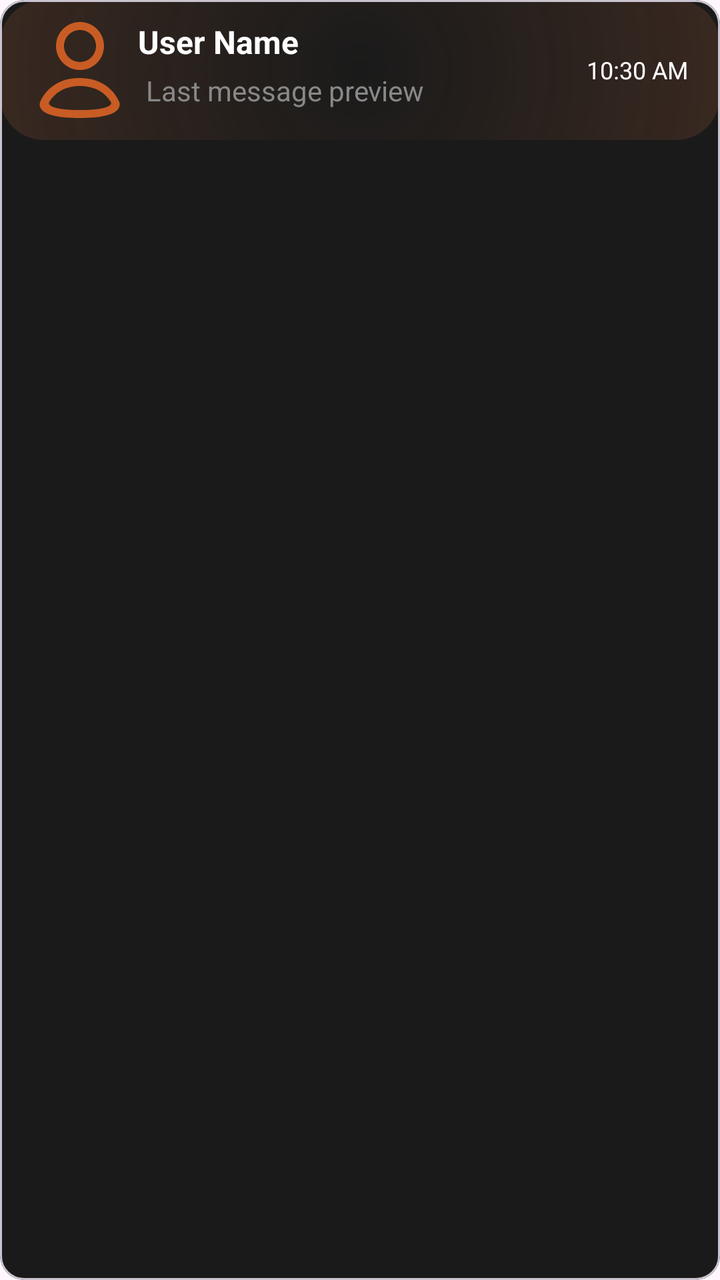
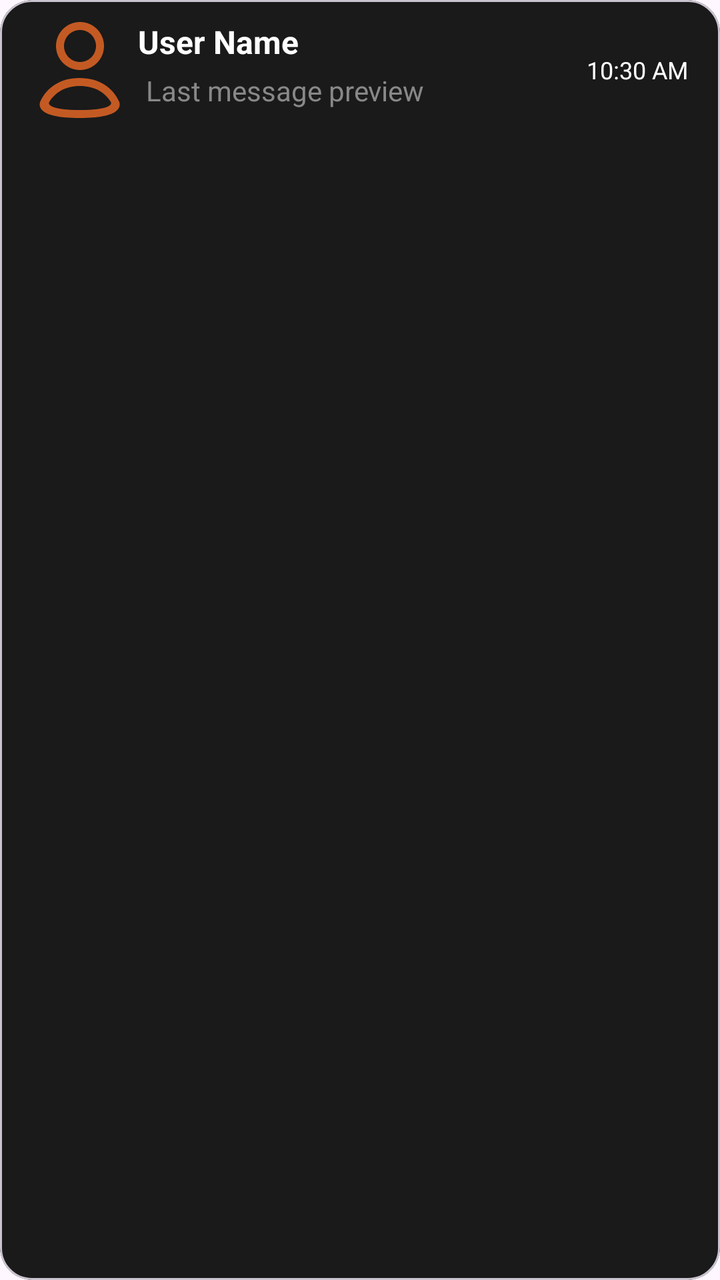

Before-and-after screenshots of an Android layout around one commit, followed by the original layout XML and the change that was made.
<!-- AndroidManifest.xml: application theme Theme.Bitbloom -->
<!-- res/layout/item_user_chat_preview.xml -->
<?xml version="1.0" encoding="utf-8"?>
<com.google.android.material.card.MaterialCardView xmlns:android="http://schemas.android.com/apk/res/android"
    android:layout_width="match_parent"
    android:layout_height="wrap_content"
    xmlns:app="http://schemas.android.com/apk/res-auto"
    android:layout_marginTop="16dp"
    android:backgroundTint="@color/main_card_color"
    android:clickable="true"
    android:focusable="true"
    android:background="@drawable/transparent"
    android:orientation="vertical">

    <LinearLayout
        android:layout_width="match_parent"
        android:layout_height="wrap_content"
        android:orientation="horizontal"
        android:paddingHorizontal="16dp"
        android:background="@drawable/bg_auth_card"
       >
        
        <ImageView
            android:id="@+id/profile_image"
            android:layout_width="48dp"
            android:layout_height="48dp"
            android:layout_gravity="center_vertical"
            android:layout_marginEnd="5dp"
            android:clipToOutline="true"
            android:contentDescription="@string/item_user_chat_preview_profile_image"
            android:scaleType="centerCrop"
            android:shape="oval"
            android:src="@drawable/ic_profile_drawer"
            app:tint="@color/orange"/>

        
        <LinearLayout
            android:layout_width="0dp"
            android:layout_height="60dp"
            android:layout_weight="1"
            android:orientation="vertical"
            android:layout_marginTop="@dimen/dp_10"
            >

            <TextView
                android:id="@+id/user_name"
                android:layout_width="wrap_content"
                android:layout_height="wrap_content"
                android:text="@string/item_user_chat_preview_user_name"
                android:textColor="@color/white"
                android:textSize="16sp"
                android:textStyle="bold" />

            <TextView
                android:id="@+id/last_message"
                android:layout_width="wrap_content"
                android:layout_height="30dp"
                android:ellipsize="end"
                android:maxLines="1"
                android:text="@string/item_user_chat_preview_last_message_preview"
                android:textColor="#888888"
                android:padding="4dp"
                android:layout_marginBottom="@dimen/dp_10"
                android:textSize="14sp" />
        </LinearLayout>

        
        <TextView
            android:id="@+id/timestamp"
            android:layout_width="wrap_content"
            android:layout_height="wrap_content"
            android:layout_gravity="center_vertical"
            android:text="@string/item_user_chat_preview_n_10_30_am"
            android:textColor="@color/white"
            android:textSize="12sp" />
    </LinearLayout>

    <View
        android:layout_width="match_parent"
        android:layout_height="1dp"
        android:layout_marginHorizontal="24dp"
        android:layout_marginBottom="8dp"
        android:background="@color/black" />
</com.google.android.material.card.MaterialCardView>
<!-- resources referenced by this layout -->
<resources>
  <color name="black">#FF000000</color>
  <color name="main_card_color">#1A1A1A</color>
  <color name="orange">#EE6924</color>
  <color name="white">#FFFFFFFF</color>
  <dimen name="dp_10">10dp</dimen>
  <!-- drawable bg_auth_card (drawable) -->
  <?xml version="1.0" encoding="utf-8"?>
  <layer-list xmlns:android="http://schemas.android.com/apk/res/android">
      
      <item>
          <shape android:shape="rectangle">
              <corners android:radius="22dp" />
              <solid android:color="@android:color/transparent" />
          </shape>
      </item>
  
      
      
      <item>
          <shape android:shape="rectangle">
              <corners android:radius="22dp" />
              <gradient
                  android:centerColor="#33EF7D43"
                  android:centerX="0.5"
                  android:centerY="0.5"
                  android:endColor="#00EE6924"
                  android:gradientRadius="520dp"
                  android:startColor="#00EE6924"
                  android:type="radial" />
          </shape>
      </item>
  </layer-list>
  <string name="item_user_chat_preview_last_message_preview">Last message preview</string>
  <string name="item_user_chat_preview_n_10_30_am">10:30 AM</string>
  <string name="item_user_chat_preview_profile_image">Profile Image</string>
  <string name="item_user_chat_preview_user_name">User Name</string>
  <style name="Theme.Bitbloom" parent="Base.Theme.Bitbloom">
          
          <item name="editTextStyle">@style/Widget.MXG.EditText.WhiteCursor</item>
          <item name="android:editTextStyle">@style/Widget.MXG.EditText.WhiteCursor</item>
  
          
          <item name="android:textCursorDrawable">@drawable/cursor_white</item>
      </style>
  <color name="mxg_white_80">#CCFFFFFF</color>
  <style name="Base.Theme.Bitbloom" parent="Theme.Material3.DayNight.NoActionBar">
          <item name="android:statusBarColor">@color/mxg_black</item>
          <item name="colorPrimary">@color/mxg_white</item>
          <item name="android:navigationBarColor">@color/mxg_black</item>
          <item name="android:datePickerDialogTheme">@style/BitbloomDatePickerTheme</item>
      </style>
  <style name="Widget.MXG.EditText.WhiteCursor" parent="Widget.AppCompat.EditText">
          <item name="android:textCursorDrawable">@drawable/cursor_white</item>
      </style>
  <!-- drawable cursor_white (drawable) -->
  <?xml version="1.0" encoding="utf-8"?>
  <shape xmlns:android="http://schemas.android.com/apk/res/android">
      <size android:width="2dp"/>
      <solid android:color="@android:color/white"/>
      <corners android:radius="1dp"/>
  </shape>
  <color name="mxg_black">#000000</color>
  <color name="mxg_white">#FFFFFF</color>
  <style name="BitbloomDatePickerTheme" parent="ThemeOverlay.MaterialComponents.MaterialAlertDialog">
          <item name="colorAccent">@color/status_bar_color</item> 
          <item name="android:headerBackground">@color/light_status_bar_color
          </item> 
          <item name="android:colorControlHighlight">@color/status_bar_color
          </item> 
          <item name="android:colorControlActivated">@color/status_bar_color
          </item> 
          <item name="android:textColorPrimaryInverse">@color/white</item> 
          <item name="android:textColor">@color/status_bar_color</item> 
          <item name="android:textColorPrimary">?attr/colorOnBackground</item> 
      </style>
  <color name="status_bar_color">#EE6924</color>
  <color name="light_status_bar_color">#EE6924</color>
  <!-- unchanged entries left out for length: 2 -->
</resources>

<!-- the commit's change to res/layout/item_user_chat_preview.xml (unified diff, before → after) -->
@@ -7,6 +7,8 @@
     android:backgroundTint="@color/main_card_color"
     android:clickable="true"
     android:focusable="true"
+    app:cardCornerRadius="16dp"
+    android:layout_margin="20dp"
     android:background="@drawable/transparent"
     android:orientation="vertical">
 
@@ -15,7 +17,7 @@
         android:layout_height="wrap_content"
         android:orientation="horizontal"
         android:paddingHorizontal="16dp"
-        android:background="@drawable/bg_auth_card"
+
        >
         
         <ImageView
<!-- resource entries referenced after the edit -->
@@ -5,33 +5,6 @@
   <color name="orange">#EE6924</color>
   <color name="white">#FFFFFFFF</color>
   <dimen name="dp_10">10dp</dimen>
-  <!-- drawable bg_auth_card (drawable) -->
-  <?xml version="1.0" encoding="utf-8"?>
-  <layer-list xmlns:android="http://schemas.android.com/apk/res/android">
-      
-      <item>
-          <shape android:shape="rectangle">
-              <corners android:radius="22dp" />
-              <solid android:color="@android:color/transparent" />
-          </shape>
-      </item>
-  
-      
-      
-      <item>
-          <shape android:shape="rectangle">
-              <corners android:radius="22dp" />
-              <gradient
-                  android:centerColor="#33EF7D43"
-                  android:centerX="0.5"
-                  android:centerY="0.5"
-                  android:endColor="#00EE6924"
-                  android:gradientRadius="520dp"
-                  android:startColor="#00EE6924"
-                  android:type="radial" />
-          </shape>
-      </item>
-  </layer-list>
   <string name="item_user_chat_preview_last_message_preview">Last message preview</string>
   <string name="item_user_chat_preview_n_10_30_am">10:30 AM</string>
   <string name="item_user_chat_preview_profile_image">Profile Image</string>
